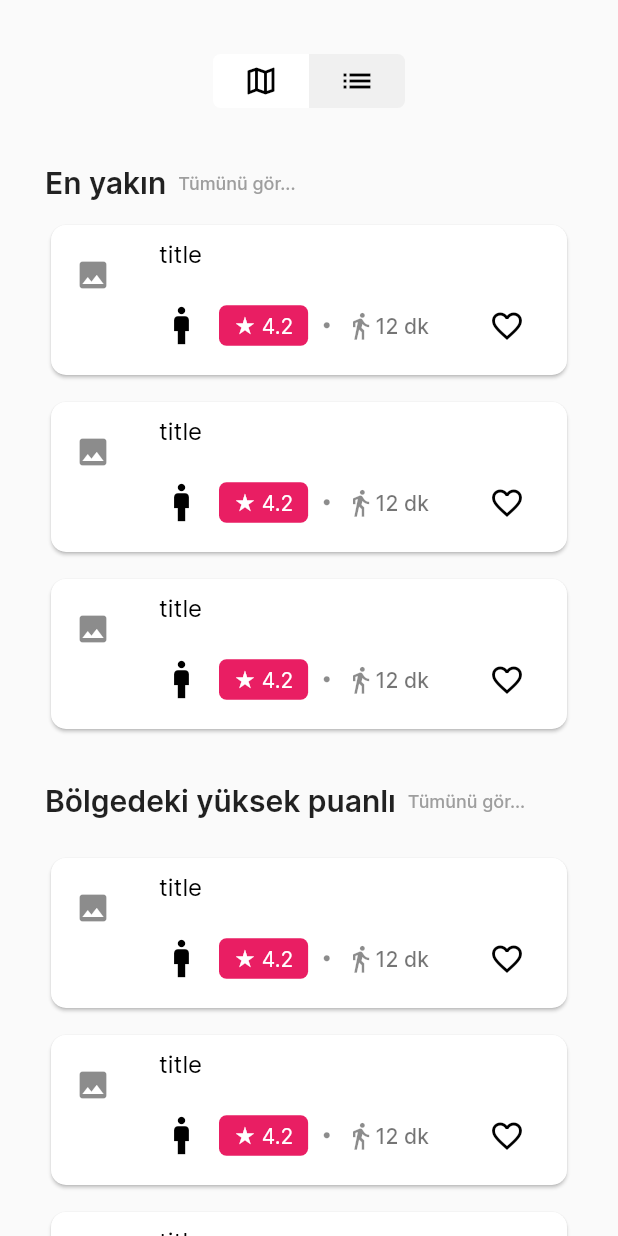
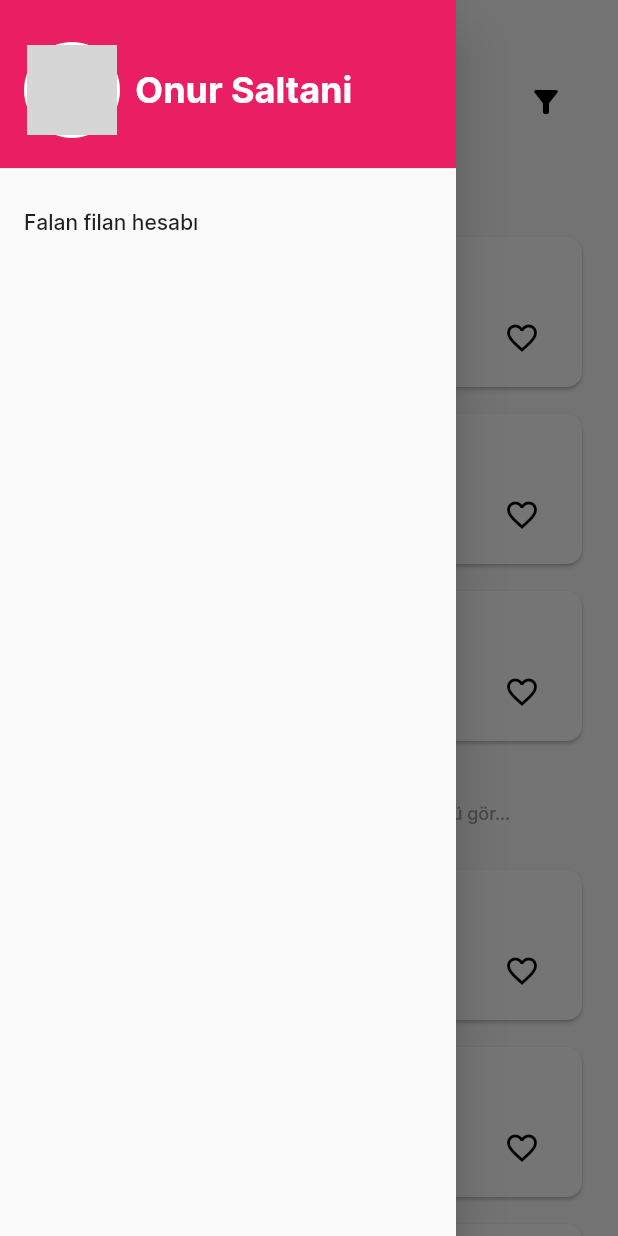
Before and after one commit to Tuvalepp/tuvalepp, a Flutter app: the ListViewPage screen opened by its route, with the side drawer open (before the commit the screen has no drawer), on a phone screen of 412 x 824 dp. Run offline on Flutter 3.47's test engine with Material 2 defaults, Android fonts, the phone set to English and light mode, and no system bars; our stand-ins replace google_maps_flutter; network calls fail; grey boxes are pictures that could not be loaded.

Commit message:
Address section added, profile and filter buttons added

```diff
--- /dev/null
+++ b/tuvalepp/lib/components/filter_button.dart
@@ -0,0 +1,31 @@
+import 'package:flutter/material.dart';
+import 'package:tuvalepp/components/bottom_filter.dart';
+
+class FilterButton extends StatelessWidget {
+  const FilterButton({
+    super.key,
+    required this.pageIndex,
+  });
+
+  final int pageIndex;
+
+  @override
+  Widget build(BuildContext context) {
+    return FloatingActionButton(
+      backgroundColor: pageIndex == 0 ? Colors.white : Colors.transparent,
+      elevation: pageIndex == 0 ? 3 : 0,
+      child: Icon(
+        Icons.filter_list_alt,
+        color: Colors.black,
+      ),
+      onPressed: () {
+        showModalBottomSheet(
+            backgroundColor: Colors.transparent,
+            context: context,
+            builder: (BuildContext context) {
+              return BottomFilter();
+            });
+      },
+    );
+  }
+}
--- /dev/null
+++ b/tuvalepp/lib/components/profile_button.dart
@@ -0,0 +1,25 @@
+import 'package:flutter/material.dart';
+
+class ProfileButton extends StatelessWidget {
+  const ProfileButton({
+    super.key,
+    required this.pageIndex,
+  });
+
+  final int pageIndex;
+
+  @override
+  Widget build(BuildContext context) {
+    return FloatingActionButton(
+      backgroundColor: pageIndex == 0 ? Colors.white : Colors.transparent,
+      elevation: pageIndex == 0 ? 3 : 0,
+      child: Icon(
+        Icons.person,
+        color: Colors.black,
+      ),
+      onPressed: () {
+        Scaffold.of(context).openDrawer();
+      },
+    );
+  }
+}
--- /dev/null
+++ b/tuvalepp/lib/components/profile_drawer.dart
@@ -0,0 +1,54 @@
+import 'package:flutter/material.dart';
+
+class ProfileDrawer extends StatelessWidget {
+  const ProfileDrawer({super.key});
+
+  @override
+  Widget build(BuildContext context) {
+    return Drawer(
+      child: ListView(
+        children: [
+          SizedBox(
+            height: 120,
+            child: DrawerHeader(
+              decoration: BoxDecoration(color: Colors.pink),
+              child: SizedBox(
+                child: Row(
+                  children: const [
+                    CircleAvatar(
+                      radius: 32,
+                      backgroundColor: Colors.white,
+                      child: CircleAvatar(
+                        radius: 30,
+                        backgroundImage: NetworkImage(
+                            'https://flutter.github.io/assets-for-api-docs/assets/widgets/owl.jpg'),
+                      ),
+                    ),
+                    SizedBox(
+                      width: 10,
+                    ),
+                    Flexible(
+                      child: Text(
+                        "Onur Saltani",
+                        style: TextStyle(
+                            fontWeight: FontWeight.w700,
+                            fontSize: 24,
+                            color: Colors.white),
+                      ),
+                    )
+                  ],
+                ),
+              ),
+            ),
+          ),
+          ListTile(
+            title: const Text('Falan filan hesabı'),
+            onTap: () {
+              Navigator.pop(context);
+            },
+          ),
+        ],
+      ),
+    );
+  }
+}
--- a/tuvalepp/lib/components/view_switch_button.dart
+++ b/tuvalepp/lib/components/view_switch_button.dart
@@ -22,7 +22,7 @@ class ViewSwitchButton extends StatelessWidget {
             }
           },
           style: ElevatedButton.styleFrom(
-            elevation: 0,
+            elevation: 2,
             backgroundColor: pageIndex == 0 ? Color(0xfff0f0f0) : Colors.white,
             shape: RoundedRectangleBorder(
                 borderRadius: BorderRadius.only(
@@ -43,7 +43,7 @@ class ViewSwitchButton extends StatelessWidget {
             }
           },
           style: ElevatedButton.styleFrom(
-            elevation: 0,
+            elevation: 2,
             backgroundColor: pageIndex == 1 ? Color(0xfff0f0f0) : Colors.white,
             shape: RoundedRectangleBorder(
                 borderRadius: BorderRadius.only(
--- a/tuvalepp/lib/pages/listview.dart
+++ b/tuvalepp/lib/pages/listview.dart
@@ -1,4 +1,7 @@
 import 'package:flutter/material.dart';
+import 'package:tuvalepp/components/filter_button.dart';
+import 'package:tuvalepp/components/profile_button.dart';
+import 'package:tuvalepp/components/profile_drawer.dart';
 import 'package:tuvalepp/components/tile_card.dart';
 import 'package:tuvalepp/components/view_switch_button.dart';
 
@@ -10,14 +13,29 @@ class ListViewPage extends StatelessWidget {
   @override
   Widget build(BuildContext context) {
     return Scaffold(
+      drawer: ProfileDrawer(),
       body: SingleChildScrollView(
-        padding: EdgeInsets.all(30),
+        padding: EdgeInsets.all(20),
         child: Column(
           children: [
-            const ViewSwitchButton(
-              pageIndex: 1,
+            Padding(
+              padding: const EdgeInsets.only(top: 20),
+              child: Row(
+                mainAxisAlignment: MainAxisAlignment.spaceBetween,
+                children: const [
+                  ProfileButton(
+                    pageIndex: 1,
+                  ),
+                  ViewSwitchButton(
+                    pageIndex: 1,
+                  ),
+                  FilterButton(
+                    pageIndex: 1,
+                  )
+                ],
+              ),
             ),
-            const SizedBox(height: 20),
+            const SizedBox(height: 10),
             Row(
               crossAxisAlignment: CrossAxisAlignment.center,
               children: [
--- a/tuvalepp/lib/pages/rateview.dart
+++ b/tuvalepp/lib/pages/rateview.dart
@@ -29,7 +29,7 @@ class _RateViewPageState extends State<RateViewPage> {
                       bottom: BorderSide(width: 1, color: Color(0xffc1c1c1)))),
               child: Padding(
                 padding: const EdgeInsets.only(
-                    top: 50, bottom: 20, left: 30, right: 30),
+                    top: 50, bottom: 20, left: 20, right: 20),
                 child: Column(
                   children: [
                     Row(
@@ -81,7 +81,7 @@ class _RateViewPageState extends State<RateViewPage> {
               ),
             ),
             Padding(
-              padding: const EdgeInsets.all(30),
+              padding: const EdgeInsets.all(20),
               child: Column(
                 children: [
                   Text(
```
Also changed, not shown: tuvalepp/lib/components/bottom_detail.dart (+27 -40 lines), tuvalepp/lib/components/bottom_filter.dart (added, +52 -0 lines), tuvalepp/lib/pages/detailview.dart (+9 -5 lines), tuvalepp/lib/pages/mapview.dart (+24 -4 lines).
